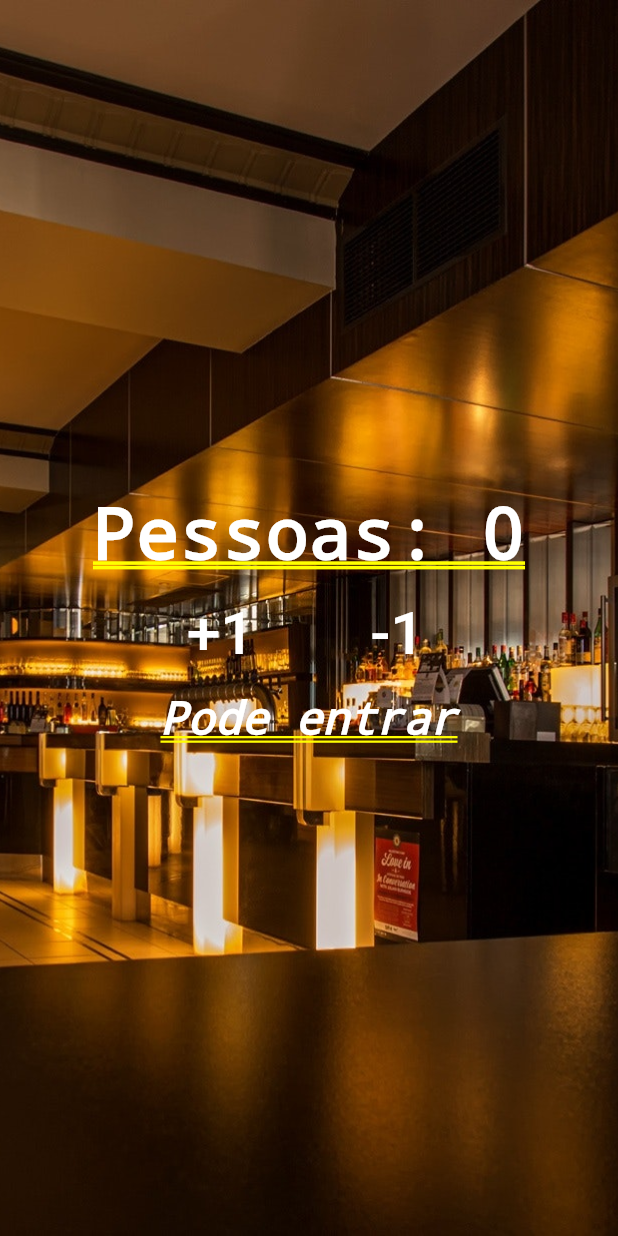
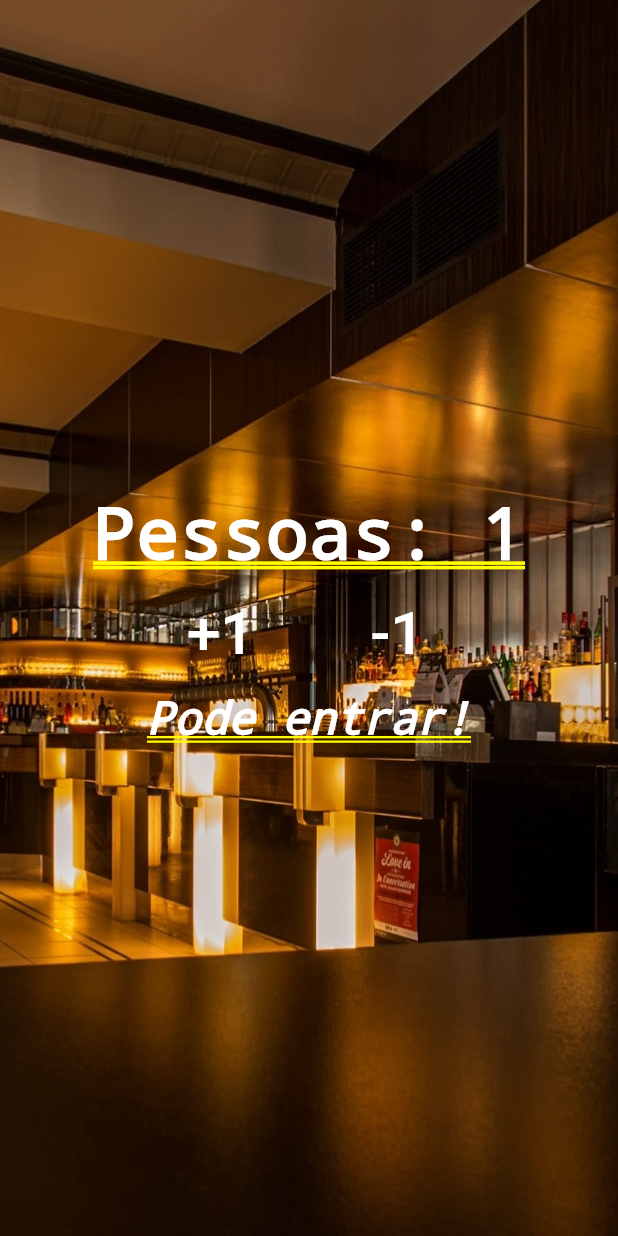
Before and after one commit to JefMacedo/contadorFlutter, a Flutter app: the screen it shows after launch, after a tap on "+1", on a phone screen of 412 x 824 dp. Run offline on Flutter 3.47's test engine with Material 2 defaults, Android fonts, the light colour scheme and no system bars.

Commit message:
Funcionalidades basicas add

```diff
--- a/lib/main.dart
+++ b/lib/main.dart
@@ -1,9 +1,35 @@
 import 'package:flutter/material.dart';
 
 void main() {
-  runApp(MaterialApp(
-      title: "Contador de pessoas",
-      home: Stack(
+  runApp(MaterialApp(title: "Contador de pessoas", home: Home()));
+}
+
+class Home extends StatefulWidget {
+  @override
+  _HomeState createState() => _HomeState();
+}
+
+class _HomeState extends State<Home> {
+  int _peopleCount = 0;
+  String _infoText = "Pode entrar!";
+
+  void _changePeople(int delta) {
+    setState(() {
+      _peopleCount += delta;
+
+      if (_peopleCount < 0) {
+        _infoText = "Mundo invertido?!";
+      } else if (_peopleCount <= 10) {
+        _infoText = "Pode entrar!";
+      } else {
+        _infoText = "Lotado!";
+      }
+    });
+  }
+
+  @override
+  Widget build(BuildContext context) {
+    return Stack(
       children: <Widget>[
         Image.asset(
           "images/restaurant.jpg",
@@ -14,32 +40,32 @@ void main() {
           mainAxisAlignment: MainAxisAlignment.center,
           children: <Widget>[
             Text(
-                "Pessoas: 0",
+              "Pessoas: $_peopleCount",
               style:
                   TextStyle(color: Colors.white, fontWeight: FontWeight.bold),
             ),
-              Row(
-                  mainAxisAlignment: MainAxisAlignment.center,
-                  children: <Widget>[
+            Row(mainAxisAlignment: MainAxisAlignment.center, children: <Widget>[
               Padding(
                 padding: EdgeInsets.all(15),
                 child: FlatButton(
                     child: Text("+1",
-                              style:
-                                  TextStyle(fontSize: 40, color: Colors.white)),
-                          onPressed: () {}),
+                        style: TextStyle(fontSize: 40, color: Colors.white)),
+                    onPressed: () {
+                      _changePeople(1);
+                    }),
               ),
               Padding(
                 padding: EdgeInsets.all(15),
                 child: FlatButton(
                     child: Text("-1",
-                              style:
-                                  TextStyle(fontSize: 40, color: Colors.white)),
-                          onPressed: () {}),
+                        style: TextStyle(fontSize: 40, color: Colors.white)),
+                    onPressed: () {
+                      _changePeople(-1);
+                    }),
               ),
             ]),
             Text(
-                "Pode entrar",
+              _infoText,
               style: TextStyle(
                   color: Colors.white,
                   fontStyle: FontStyle.italic,
@@ -48,5 +74,6 @@ void main() {
           ],
         )
       ],
-      )));
+    );
   }
+}
```
Lines whose indentation alone changed are shown as unchanged.
